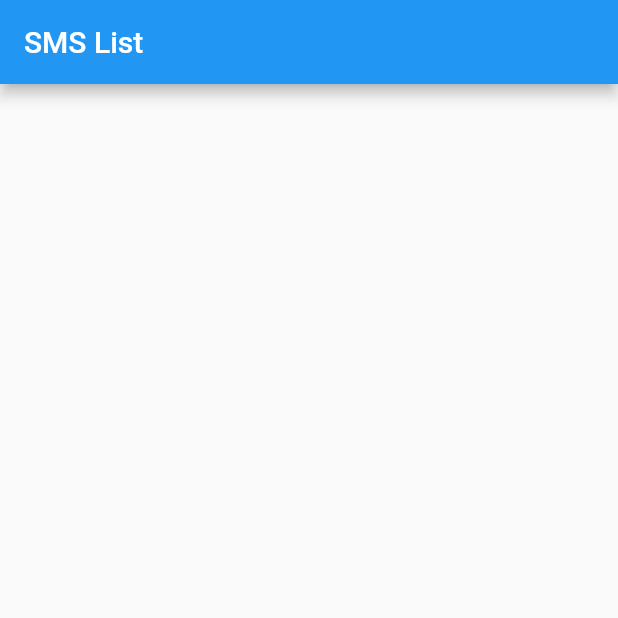
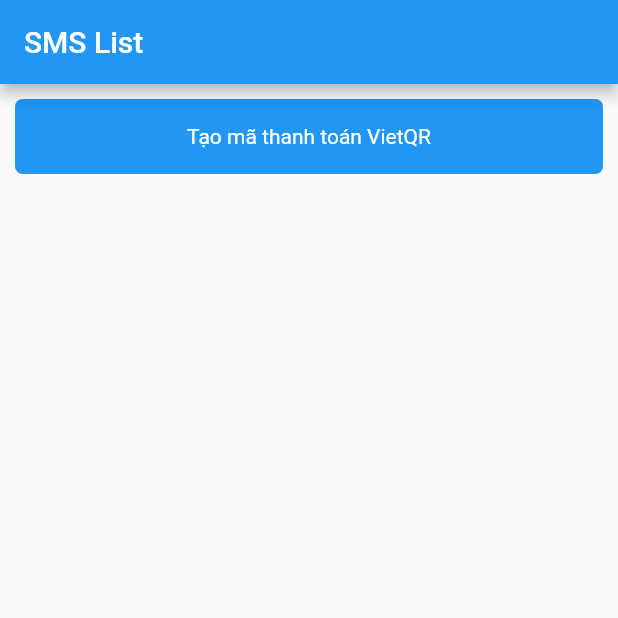
Before and after one commit to duchieupham/bns_system, a Flutter app: the screen it shows after launch, on a phone screen of 412 x 824 dp, the top half of it. Run offline on Flutter 3.47's test engine with Material 2 defaults, Android fonts, the light colour scheme and no system bars; our stand-ins replace permission_handler; missing offline and left inert: flutter_sms_inbox, flutter_sms_listener.

Commit message:
implement button generate QR

```diff
--- a/check_sms/lib/main.dart
+++ b/check_sms/lib/main.dart
@@ -92,6 +92,23 @@
       ),
       body: Column(
         children: [
+          Container(
+            width: width,
+            height: 50,
+            margin: const EdgeInsets.symmetric(horizontal: 10, vertical: 10),
+            alignment: Alignment.center,
+            decoration: BoxDecoration(
+              color: Colors.blue,
+              borderRadius: BorderRadius.circular(5),
+            ),
+            child: const Text(
+              'Tạo mã thanh toán VietQR',
+              textAlign: TextAlign.center,
+              style: TextStyle(
+                color: Colors.white,
+              ),
+            ),
+          ),
           Expanded(
             child: Visibility(
               visible: messagesByAddr.isNotEmpty,
```
